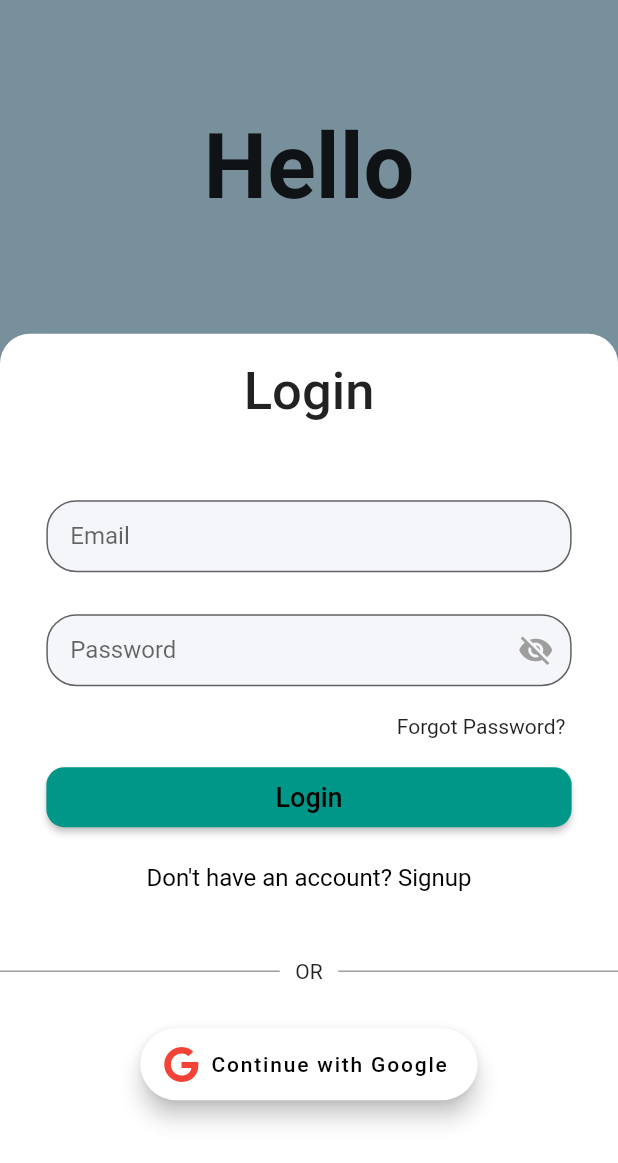
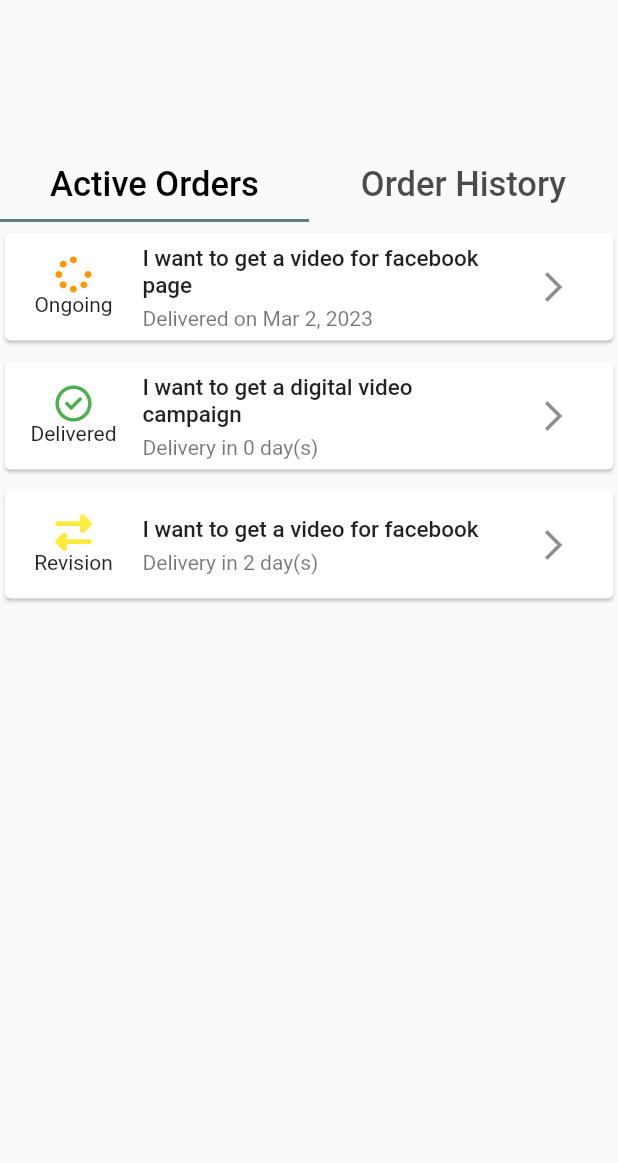
Before and after one commit to areeshak/freelancing-app-fyp, a Flutter app: the screen it shows after launch, on a phone screen of 412 x 824 dp. Shown: the top 1163 px of the screen. Run offline on Flutter 3.47's test engine with Material 2 defaults, Android fonts, the light colour scheme and no system bars; our stand-ins replace firebase_auth, firebase_core, fluttertoast, font_awesome_flutter, google_sign_in; accounts and stored records are empty.

Commit message:
Add order records

```diff
--- /dev/null
+++ b/lib/entities/order.dart
@@ -0,0 +1,13 @@
+class Order {
+  String taskTitle;
+  String orderStatus;
+  DateTime delivery;
+  //Order details
+  // String buyer;
+  // String seller;
+
+  Order(
+      {required this.taskTitle,
+      required this.orderStatus,
+      required this.delivery});
+}
--- a/lib/main.dart
+++ b/lib/main.dart
@@ -1,6 +1,7 @@
 import 'package:firebase_auth/firebase_auth.dart';
 import 'package:firebase_core/firebase_core.dart';
 import 'package:flutter/material.dart';
+import 'package:freelancing_fyp/views/order/ordersRecord.dart';
 import 'package:freelancing_fyp/views/splash.dart';
 import 'package:provider/provider.dart';
 
@@ -36,8 +37,10 @@
         title: 'Freelancing fyp',
         theme: ThemeData(
           primarySwatch: Colors.blue,
+          tabBarTheme: TabBarTheme( labelColor: Colors.black,),
         ),
-        home: const SplashScreen(),
+        home: const OrdersRecord(),
+        //const SplashScreen(),
       ),
     );
   }
--- /dev/null
+++ b/lib/views/order/ordersRecord.dart
@@ -0,0 +1,45 @@
+import 'package:flutter/material.dart';
+
+import 'tabs/active_order_tab.dart';
+import 'tabs/order_history_tab.dart';
+
+
+class OrdersRecord extends StatelessWidget {
+  const OrdersRecord({Key? key}) : super(key: key);
+
+  @override
+  Widget build(BuildContext context) {
+    return DefaultTabController(
+      length: 2,
+      child: Scaffold(
+        body: Column(
+          children: [
+            const SizedBox(
+              height: 100,
+            ),
+            const TabBar(
+              indicatorColor: Colors.blueGrey,
+              labelStyle: TextStyle(fontSize: 23, fontWeight: FontWeight.w500),
+              tabs: [
+                Tab(
+                  text: 'Active Orders',
+                ),
+                Tab(
+                  text: 'Order History',
+                ),
+              ],
+            ),
+            Expanded(
+              child: TabBarView(
+                children: [
+                  ActiveOrderTab(), //1st tab
+                  const OrderHistoryTab(), //2nd tab
+                ],
+              ),
+            ),
+          ],
+        ),
+      ),
+    );
+  }
+}
--- /dev/null
+++ b/lib/views/order/tabs/active_order_tab.dart
@@ -0,0 +1,89 @@
+import 'package:flutter/material.dart';
+import 'package:font_awesome_flutter/font_awesome_flutter.dart';
+import 'package:intl/intl.dart';
+
+import '../../../entities/order.dart';
+
+class ActiveOrderTab extends StatelessWidget {
+  ActiveOrderTab({Key? key}) : super(key: key);
+
+  List<Order> orders = [
+    Order(
+      taskTitle: "I want to get a video for facebook page",
+      orderStatus: "Ongoing",
+      delivery: DateTime(2023, 3, 2),
+    ),
+    Order(
+      taskTitle: "I want to get a digital video campaign",
+      orderStatus: "Delivered",
+      delivery: DateTime(2023, 3, 13),
+    ),
+    Order(
+      taskTitle: "I want to get a video for facebook",
+      orderStatus: "Revision",
+      delivery: DateTime(2023, 3, 15),
+    ),
+    // Order(
+    //   taskTitle: "I want someone to do voiceover",
+    //   orderStatus: "Accepted",
+    //   delivery: DateTime(2022, 10, 12),
+    // ),
+  ];
+
+  @override
+  Widget build(BuildContext context) {
+    return Scaffold(
+      body: ListView.builder(
+        itemCount: orders.length,
+        itemBuilder: (context, index) => Card(
+          margin: const EdgeInsets.symmetric(vertical: 7, horizontal: 3),
+          // shape: const RoundedRectangleBorder(
+          //   side: BorderSide(
+          //     color: Colors.grey,
+          //   ),
+          // ),
+          //color: Colors.blueGrey.shade50,
+          child: ListTile(
+            leading: SizedBox(
+              width: 60,
+              child: Column(
+                mainAxisAlignment: MainAxisAlignment.center,
+                children: [
+                  orders[index].orderStatus == "Ongoing"
+                      ? const FaIcon(
+                          FontAwesomeIcons.spinner,
+                          color: Colors.orange,
+                        )
+                      : (orders[index].orderStatus == "Delivered"
+                          ? const FaIcon(
+                              FontAwesomeIcons.circleCheck,
+                              color: Colors.green,
+                            )
+                          : const FaIcon(FontAwesomeIcons.rightLeft,
+                              color: Colors.yellow)),
+                  Text(orders[index].orderStatus),
+                ],
+              ),
+            ),
+            title: Padding(
+              padding: const EdgeInsets.only(bottom: 5),
+              child: Text(
+                orders[index].taskTitle,
+                style:
+                    const TextStyle(fontSize: 15, fontWeight: FontWeight.w500),
+              ),
+            ),
+            subtitle: Text(orders[index].delivery.isBefore(DateTime.now())
+                ? ('Delivered on ${DateFormat.yMMMd().format(orders[index].delivery)}')
+                : ('Delivery in ${orders[index].delivery.difference(DateTime.now()).inDays} day(s)'),
+            ),
+            trailing: IconButton(
+              onPressed: () {},
+              icon: const Icon(Icons.arrow_forward_ios),
+            ),
+          ),
+        ),
+      ),
+    );
+  }
+}
--- /dev/null
+++ b/lib/views/order/tabs/order_history_tab.dart
@@ -0,0 +1,90 @@
+import 'package:flutter/material.dart';
+import 'package:font_awesome_flutter/font_awesome_flutter.dart';
+import 'package:intl/intl.dart';
+
+import '../../../entities/order.dart';
+
+class OrderHistoryTab extends StatefulWidget {
+  const OrderHistoryTab({Key? key}) : super(key: key);
+
+  @override
+  State<OrderHistoryTab> createState() => _OrderHistoryTabState();
+}
+
+class _OrderHistoryTabState extends State<OrderHistoryTab> {
+
+  List<Order> orders = [
+    Order(
+      taskTitle: "I want to get a video for facebook page",
+      orderStatus: "Accepted",
+      delivery: DateTime(2023, 3, 13),
+    ),
+    Order(
+      taskTitle: "I want to get a digital video campaign",
+      orderStatus: "Rejected",
+      delivery: DateTime(2023, 3, 7),
+    ),
+    Order(
+      taskTitle: "I want to get a video for facebook",
+      orderStatus: "Accepted",
+      delivery: DateTime(2023, 2, 25),
+    ),
+    Order(
+      taskTitle: "I want someone to do voiceover",
+      orderStatus: "Accepted",
+      delivery: DateTime(2022, 1, 29),
+    ),
+  ];
+
+  @override
+  Widget build(BuildContext context) {
+    return Scaffold(
+      body: ListView.builder(
+        itemCount: orders.length,
+        itemBuilder: (context, index) => Card(
+          margin: const EdgeInsets.symmetric(vertical: 7, horizontal: 3),
+          // shape: const RoundedRectangleBorder(
+          //   side: BorderSide(
+          //     color: Colors.grey,
+          //   ),
+          // ),
+          //color: Colors.blueGrey.shade50,
+          child: ListTile(
+            leading: SizedBox(
+              width: 60,
+              child: Column(
+                mainAxisAlignment: MainAxisAlignment.center,
+                children: [
+                  orders[index].orderStatus == "Accepted"
+                      ? const FaIcon(FontAwesomeIcons.solidCircleCheck,
+                color: Colors.blue) :
+                       const FaIcon(
+                         FontAwesomeIcons.solidCircleXmark, // Rejected
+                         color: Colors.red,
+                       ),
+                  Text(orders[index].orderStatus),
+                ],
+              ),
+            ),
+            title: Padding(
+              padding: const EdgeInsets.only(bottom: 5),
+              child: Text(
+                orders[index].taskTitle,
+                style:
+                const TextStyle(fontSize: 15, fontWeight: FontWeight.w500),
+              ),
+            ),
+            subtitle: Text(orders[index].orderStatus == "Accepted"
+                ? ('Accepted on ${DateFormat.yMMMd().format(orders[index].delivery)}')
+                : ('Rejected on ${DateFormat.yMMMd().format(orders[index].delivery)}'),
+            ),
+            trailing: IconButton(
+              onPressed: () {},
+              icon: const Icon(Icons.arrow_forward_ios),
+            ),
+          ),
+        ),
+      ),
+    );
+  }
+}
--- a/pubspec.yaml
+++ b/pubspec.yaml
@@ -40,6 +40,7 @@ dependencies:
   provider: ^6.0.5
   google_sign_in: ^6.0.2
   fluttertoast: ^8.2.1
+  intl: ^0.17.0
 
 dev_dependencies:
   flutter_test:
```
Also changed, not shown: pubspec.lock.
